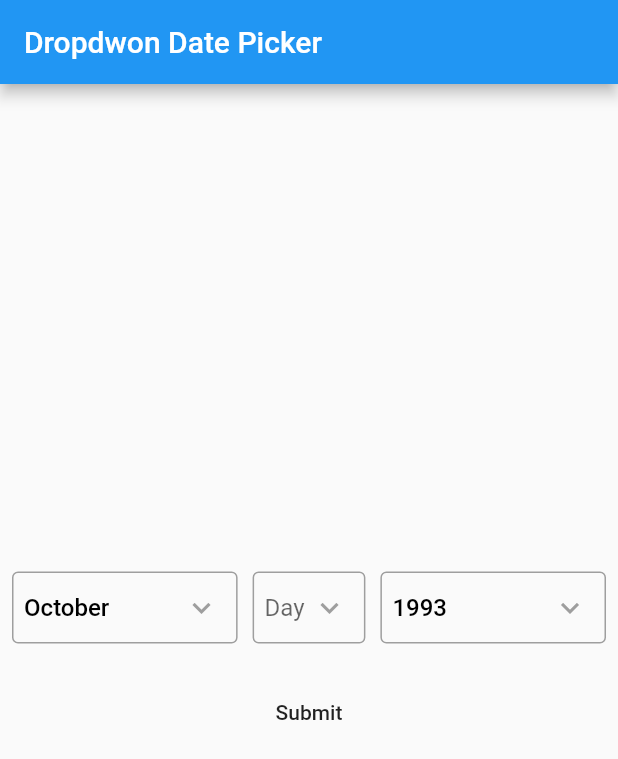
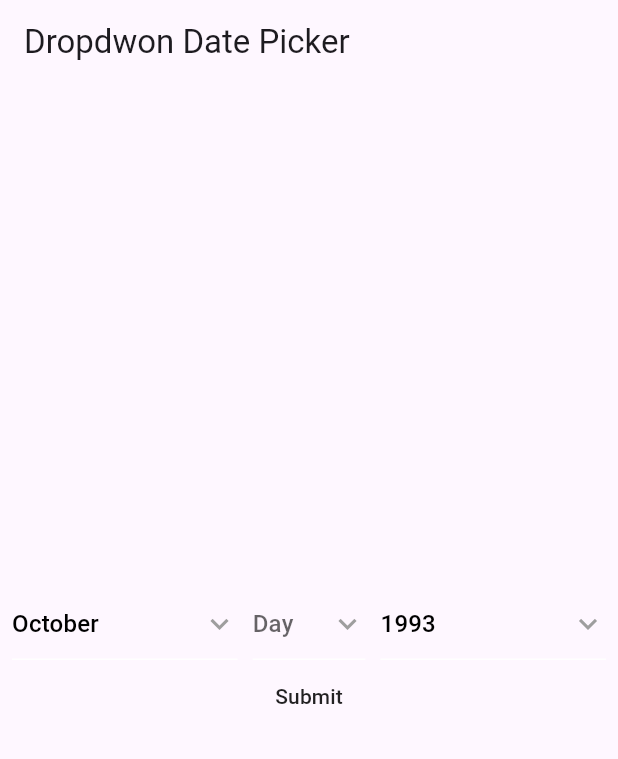
Before and after one commit to Robertrobinson777/dropdown_date_picker, a Flutter app: the screen it shows after launch, on a phone screen of 412 x 824 dp. Shown: the top 759 px of the screen. Run offline on Flutter 3.47's test engine with Material 2 defaults, Android fonts, the phone set to English and light mode, and no system bars.

Commit message:
updated example

```diff
--- a/example/lib/main.dart
+++ b/example/lib/main.dart
@@ -15,9 +15,7 @@
     return MaterialApp(
       title: 'Flutter Demo',
       debugShowCheckedModeBanner: false,
-      theme: ThemeData(
-        primarySwatch: Colors.blue,
-      ),
+      theme: ThemeData(useMaterial3: true),
       home: const MyHomePage(title: 'Dropdwon Date Picker'),
     );
   }
@@ -52,14 +50,14 @@
             children: [
               DropdownDatePicker(
                 locale: "en",
-                inputDecoration: InputDecoration(
-                    enabledBorder: const OutlineInputBorder(
-                      borderSide: BorderSide(color: Colors.grey, width: 1.0),
-                    ),
-                    helperText: '',
-                    contentPadding: const EdgeInsets.all(8),
-                    border: OutlineInputBorder(
-                        borderRadius: BorderRadius.circular(10))), // optional
+                // inputDecoration: InputDecoration(
+                //     enabledBorder: const OutlineInputBorder(
+                //       borderSide: BorderSide(color: Colors.grey, width: 1.0),
+                //     ),
+                //     helperText: '',
+                //     contentPadding: const EdgeInsets.all(8),
+                //     border: OutlineInputBorder(
+                //         borderRadius: BorderRadius.circular(10))), // optional
                 isDropdownHideUnderline: true, // optional
                 isFormValidator: true, // optional
                 startYear: 1900, // optional
--- a/example/pubspec.yaml
+++ b/example/pubspec.yaml
@@ -15,10 +15,10 @@
 # In iOS, build-name is used as CFBundleShortVersionString while build-number used as CFBundleVersion.
 # Read more about iOS versioning at
 # https://developer.apple.com/library/archive/documentation/General/Reference/InfoPlistKeyReference/Articles/CoreFoundationKeys.html
-version: 1.0.0+2
+version: 1.0.0+3
 
 environment:
-  sdk: ">=2.15.1 <3.0.0"
+  sdk: '>=3.0.0 <4.0.0'
 
 # Dependencies specify other packages that your package needs in order to work.
 # To automatically upgrade your package dependencies to the latest versions
@@ -46,7 +46,7 @@
   # activated in the `analysis_options.yaml` file located at the root of your
   # package. See that file for information about deactivating specific lint
   # rules and activating additional ones.
-  flutter_lints: ^1.0.0
+  flutter_lints: ^2.0.0
 
 # For information on the generic Dart part of this file, see the
 # following page: https://dart.dev/tools/pub/pubspec
```
